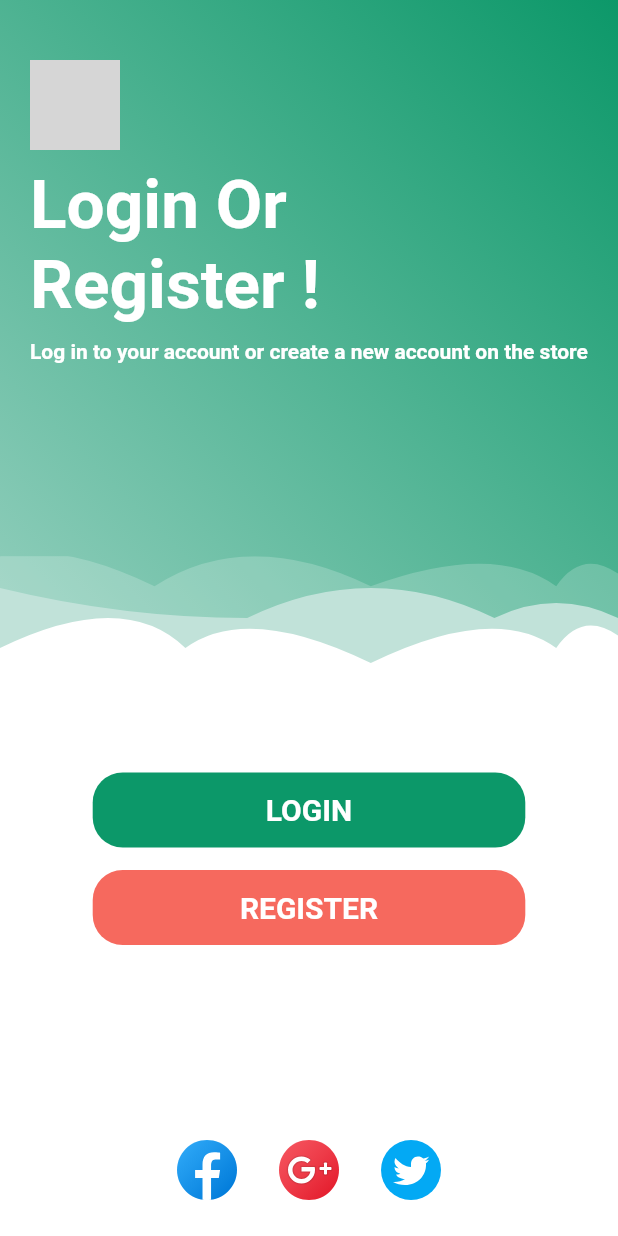
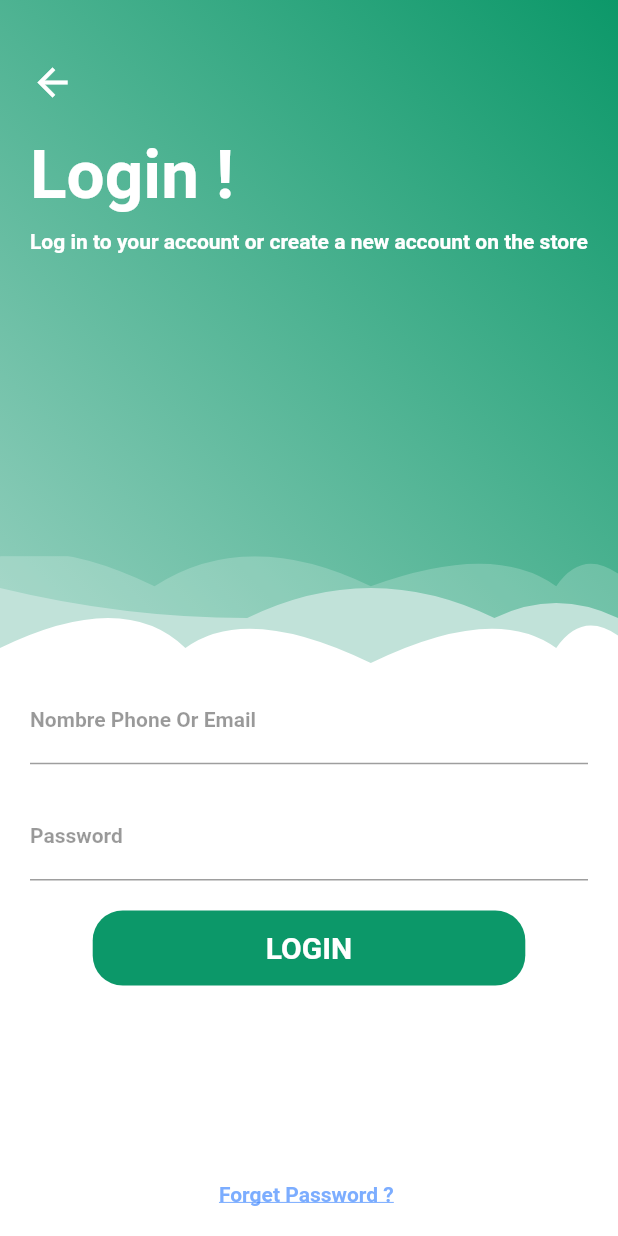
Before and after one commit to hemid32/e-commerce-phone-shope, a Flutter app: the LoginOrRegester screen opened directly, after a tap on "LOGIN", on a phone screen of 412 x 824 dp. Run offline on Flutter 3.47's test engine with Material 2 defaults, Android fonts, the phone set to English and light mode, and no system bars; our stand-ins replace bloc, cloud_firestore, firebase_auth, firebase_core, flutter_bloc, flutter_svg and 3 more; accounts and stored records are empty; generated files the repository leaves out were written again; grey boxes are pictures that could not be loaded.

Commit message:
add firebas

```diff
--- /dev/null
+++ b/lib/bloc/register/bloc.dart
@@ -0,0 +1,17 @@
+
+
+import 'package:flutter_bloc/flutter_bloc.dart';
+import 'package:phoneshop/bloc/register/event.dart';
+
+class BlocRegisterUser extends Bloc<EventRegister , dynamic >{
+  BlocRegisterUser() : super(null);
+
+  @override
+  Stream mapEventToState(EventRegister event)async*  {
+    // TODO: implement mapEventToState
+    EventsRegisters _userEvent = event ;
+    var  _result = await  _userEvent.rgisterUser() ;
+    yield  _result ;
+
+  }
+}
--- /dev/null
+++ b/lib/bloc/register/event.dart
@@ -0,0 +1,44 @@
+
+import 'package:firebase_auth/firebase_auth.dart';
+import 'package:flutter/cupertino.dart';
+import 'package:phoneshop/model/user/ServisecUser_Firebase.dart';
+import 'package:phoneshop/model/user/user.dart';
+
+class EventRegister {}
+
+class EventsRegisters extends EventRegister {
+
+
+  final UserLocalModel user ;
+  final bool allFormIsCompletedTrue ;
+
+  EventsRegisters({@required this.user, @required this.allFormIsCompletedTrue});
+
+  rgisterUser() async  {
+    if(allFormIsCompletedTrue){
+      UserFire _user = UserFire(
+          user: user
+      )  ;
+      bool isCreat  =  await   _user.creatDataUser() ;
+      if(isCreat == true ){
+        //print(' name user ===== ${ FirebaseAuth.instance.currentUser.displayName}') ;
+        print(' emaail user ===== ${ FirebaseAuth.instance.currentUser.email}') ;
+        print(' id user ===== ${ FirebaseAuth.instance.currentUser.uid}') ;
+        return true ;
+
+      }else {
+        print('eruuur no user created ')  ;
+        return 'eruuur no user created ' ;
+        //'eruuur no user created '
+      }
+    }else {
+      return 'pleas complete the Form' ;
+    }
+
+  }
+
+
+
+
+
+}
--- /dev/null
+++ b/lib/bloc/userManagze/formerRegister/termAndCondition/bloc.dart
@@ -0,0 +1,15 @@
+
+
+import 'package:flutter_bloc/flutter_bloc.dart';
+import 'package:phoneshop/bloc/userManagze/formerRegister/termAndCondition/event.dart';
+
+class BlocTermaAndConditionChek extends Bloc<EventTermAndCondition , bool >{
+  BlocTermaAndConditionChek() : super(false);
+
+  @override
+  Stream<bool> mapEventToState(EventTermAndCondition event) async* {
+    // TODO: implement mapEventToState
+    EventChekTermsItem _result = event ;
+    yield _result.value ;
+  }
+}
--- /dev/null
+++ b/lib/bloc/userManagze/formerRegister/termAndCondition/event.dart
@@ -0,0 +1,11 @@
+class EventTermAndCondition {}
+
+
+
+class EventChekTermsItem extends EventTermAndCondition{
+
+  final bool value ;
+
+  EventChekTermsItem(this.value);
+
+}
--- /dev/null
+++ b/lib/bloc/userManagze/screenLoginRegister/bloc.dart
@@ -0,0 +1,26 @@
+
+
+import 'package:flutter/cupertino.dart';
+import 'package:flutter_bloc/flutter_bloc.dart';
+import 'package:phoneshop/bloc/userManagze/screenLoginRegister/event.dart';
+import 'package:phoneshop/screens/loginorRegester/widget/log_in.dart';
+import 'package:phoneshop/screens/loginorRegester/widget/register.dart';
+import 'package:phoneshop/screens/loginorRegester/widget/register_form.dart';
+
+class BlocScreenLoginRegisterManage extends Bloc<EventScreenLoginRegisterManage , Widget>{
+  BlocScreenLoginRegisterManage() : super(RigesterOrLogin());
+
+  @override
+  Stream<Widget> mapEventToState(EventScreenLoginRegisterManage event)  async*{
+    // TODO: implement mapEventToState
+    if(event.runtimeType == EventScreenLogin ){
+      yield Login() ;
+    }else if(event.runtimeType == EventScreenRegister){
+      yield Register() ;
+    }else {
+      yield RigesterOrLogin() ;
+    }
+
+  }
+
+}
--- /dev/null
+++ b/lib/bloc/userManagze/screenLoginRegister/event.dart
@@ -0,0 +1,11 @@
+class EventScreenLoginRegisterManage {}
+
+
+
+class EventScreenLogin extends EventScreenLoginRegisterManage {
+
+
+
+}
+class EventScreenRegister extends EventScreenLoginRegisterManage {}
+class EventScreenRegisterOrLogin extends EventScreenLoginRegisterManage {}
--- a/lib/bloc/validatorTaxtField/bloc.dart
+++ b/lib/bloc/validatorTaxtField/bloc.dart
@@ -46,3 +46,18 @@ class ValidatorTexxtBlocPhoneEmail extends Bloc<EventsTextFeild, dynamic> {
     }
   }
 }
+
+
+class ValidatorTexxtBlocPassword  extends Bloc<EventsTextFeild, dynamic> {
+  /// {@macro counter_bloc}
+  ValidatorTexxtBlocPassword() : super(null);
+  @override
+  Stream<String> mapEventToState(EventsTextFeild event) async* {
+    //print(event.runtimeType) ;
+    if(event.runtimeType == TextFieldValidatorEventPassword ){
+      TextFieldValidatorEventPassword valid =event ;
+      //print(event) ;
+      yield valid.validator() ;
+    }
+  }
+}
--- a/lib/bloc/validatorTaxtField/event.dart
+++ b/lib/bloc/validatorTaxtField/event.dart
@@ -51,5 +51,18 @@ class TextFieldValidatorEventPhoneEmail extends EventsTextFeild {
       return null ;
   }
 
+}
+class TextFieldValidatorEventPassword extends EventsTextFeild {
+  final String valur ;
+  final String titleErurr ;
+  TextFieldValidatorEventPassword({this.valur , this.titleErurr});
+  validator(){
+    //print('length ==== ${this.valur.length}') ;
+    if( this.valur.length < 8  ){
+      return this.titleErurr ;
+    }
+    else
+      return null ;
+  }
 
 }
--- a/lib/main.dart
+++ b/lib/main.dart
@@ -1,4 +1,5 @@
 import 'package:bloc/bloc.dart';
+import 'package:firebase_auth/firebase_auth.dart';
 import 'package:firebase_core/firebase_core.dart';
 import 'package:flutter/material.dart';
 import 'package:hive/hive.dart';
@@ -19,6 +20,8 @@ void main() async   {
   await Hive.initFlutter();
   WidgetsFlutterBinding.ensureInitialized();
   await Firebase.initializeApp();
+
+  await FirebaseAuth.instance.signOut() ;
 
 
   Hive
--- a/lib/model/user/user.dart
+++ b/lib/model/user/user.dart
@@ -3,17 +3,37 @@
 class UserLocalModel {
 
   final String name ;
-  final String id ;
   final String email ;
   final String password ;
-  final int nombrePhon ;
+  final String nombrePhon ;
+  final String image ;
 
-  UserLocalModel({this.name, this.id, this.email, this.password, this.nombrePhon});
+  UserLocalModel({this.name, this.email, this.password, this.nombrePhon , this.image});
 
 
+  factory UserLocalModel.fromJson(Map<String , dynamic> json){
+    return  UserLocalModel(
+    name: json['name'] ,
+      email: json['email'] ,
+      password: json['password'] ,
+      nombrePhon: json['nombrePhon'] ,
+      image: json['image'] ,
+    ) ;
+  }
+
+  Map<String , dynamic> toMap(){
 
 
+    return {
+      'name' : name ,
+      'email' :  email ,
+      'password' : password ,
+      'nombrePhon' : nombrePhon ,
+      'image' : image ,
 
+    };
+
+  }
 
 
 }
--- a/lib/screens/loginorRegester/componants/body.dart
+++ b/lib/screens/loginorRegester/componants/body.dart
@@ -1,5 +1,7 @@
 import 'package:flutter/material.dart';
+import 'package:flutter_bloc/flutter_bloc.dart';
 import 'package:flutter_svg/flutter_svg.dart';
+import 'package:phoneshop/bloc/userManagze/screenLoginRegister/bloc.dart';
 import 'package:phoneshop/constant.dart';
 import 'package:phoneshop/screens/loginorRegester/componants/icon_sotial.dart';
 import 'package:phoneshop/screens/loginorRegester/widget/log_in.dart';
@@ -18,9 +20,13 @@ class Body extends StatelessWidget {
     return SingleChildScrollView(
       child: Column(
         children: [
-          RigesterOrLogin() ,
+          //RigesterOrLogin() ,
           //Login() ,
           //Register()
+          BlocBuilder<BlocScreenLoginRegisterManage ,  Widget>(
+              builder: (context ,  stats){
+            return stats ;
+          })
 
         ],
       ),
--- /dev/null
+++ b/lib/screens/loginorRegester/componants/header_login.dart
@@ -0,0 +1,46 @@
+import 'package:flutter/material.dart';
+import 'package:flutter_bloc/flutter_bloc.dart';
+import 'package:flutter_svg/flutter_svg.dart';
+import 'package:phoneshop/bloc/userManagze/screenLoginRegister/bloc.dart';
+import 'package:phoneshop/bloc/userManagze/screenLoginRegister/event.dart';
+
+class TextTileHeaderLogin extends StatelessWidget {
+  const TextTileHeaderLogin({
+    Key key, this.title, this.details,
+  }) : super(key: key);
+  final String title ;
+  final String details ;
+
+  @override
+  Widget build(BuildContext context) {
+    return Column(
+      children: [
+        GestureDetector(
+          onTap: ()=> BlocProvider.of<BlocScreenLoginRegisterManage>(context).add(EventScreenRegisterOrLogin()),
+          child: Container(
+            alignment: Alignment.topLeft,
+            margin: EdgeInsets.only(top: 40 , left: 20 , right:  20 ),
+            child: Icon(Icons.arrow_back , size: 30, color: Colors.white,),
+          ),
+        ),
+        Container(
+          alignment: Alignment.centerLeft,
+          margin: EdgeInsets.only(top: 20 , left: 20 , right:  20 ),
+          child: RichText(
+              text: TextSpan(
+                  text: '$title' ,
+                  style:  Theme.of(context).textTheme.headline3.copyWith(color: Colors.white,fontWeight: FontWeight.bold)
+              )),
+        ),
+        Container(
+          margin: EdgeInsets.only(top: 10 , left: 20 , right:  20 ),
+
+          child: RichText(text: TextSpan(
+              text: '$details' ,
+              style:  Theme.of(context).textTheme.button.copyWith(color: Colors.white,fontWeight: FontWeight.bold)
+          )),
+        )
+      ],
+    );
+  }
+}
--- a/lib/screens/loginorRegester/login_or_regester.dart
+++ b/lib/screens/loginorRegester/login_or_regester.dart
@@ -1,13 +1,60 @@
 
 import 'package:flutter/material.dart';
+import 'package:flutter_bloc/flutter_bloc.dart';
+import 'package:phoneshop/bloc/register/bloc.dart';
+import 'package:phoneshop/bloc/userManagze/formerRegister/termAndCondition/bloc.dart';
+import 'package:phoneshop/bloc/userManagze/screenLoginRegister/bloc.dart';
+import 'package:phoneshop/bloc/validatorTaxtField/bloc.dart';
+import 'package:phoneshop/constant.dart';
+import 'package:toast/toast.dart';
 
 import 'componants/body.dart';
 
 class LoginOrRegester extends StatelessWidget {
   @override
   Widget build(BuildContext context) {
-    return Scaffold(
-      body: Body(),
+    return MultiBlocProvider(
+      providers: [
+        BlocProvider<BlocScreenLoginRegisterManage>(
+          create: (BuildContext context) => BlocScreenLoginRegisterManage(),
+        ),
+        BlocProvider<ValidatorTexxtBlocString>(
+          create: (BuildContext context) => ValidatorTexxtBlocString(),
+        ),
+        BlocProvider<ValidatorTexxtBlocPhoneNombre>(
+          create: (BuildContext context) => ValidatorTexxtBlocPhoneNombre(),
+        ),
+        BlocProvider<ValidatorTexxtBlocPhoneEmail>(
+          create: (BuildContext context) => ValidatorTexxtBlocPhoneEmail(),
+        ),
+        BlocProvider<ValidatorTexxtBlocPassword>(
+          create: (BuildContext context) => ValidatorTexxtBlocPassword(),
+        ),
+        BlocProvider<BlocTermaAndConditionChek>(
+          create: (BuildContext context) => BlocTermaAndConditionChek(),
+        ),
+        BlocProvider<BlocRegisterUser>(
+          create: (BuildContext context) => BlocRegisterUser(),
+        ),
+
+      ],
+      child: BlocListener<BlocRegisterUser, dynamic>(
+        listener: (context, state)    {
+          // do stuff here based on BlocA's state
+            //print('states === $state')  ;
+            Toast.show( state.toString(),
+              context,
+              duration: Toast.LENGTH_LONG,
+              gravity:  Toast.TOP ,
+              backgroundColor:  kPrimaryColor ,
+              border: Border.all(color: Colors.white) ,
+            );
+
+        },
+        child: Scaffold(
+          body: Body(),
+        ),
+      ),
     );
 
   }
--- a/lib/screens/loginorRegester/widget/log_in.dart
+++ b/lib/screens/loginorRegester/widget/log_in.dart
@@ -2,6 +2,7 @@ import 'package:flutter/material.dart';
 import 'package:phoneshop/constant.dart';
 import 'package:phoneshop/screens/loginorRegester/componants/button_costom_login.dart';
 import 'package:phoneshop/screens/loginorRegester/componants/costom_path.dart';
+import 'package:phoneshop/screens/loginorRegester/componants/header_login.dart';
 import 'package:phoneshop/screens/loginorRegester/componants/logo_text_header.dart';
 import 'package:phoneshop/screens/screen_pay/componants/field_text.dart';
 
@@ -38,8 +39,7 @@ class Login extends StatelessWidget {
                   ),
                 ),
 
-                child: TextTileHeader(
-                  logo: 'assets/icons/icons8-samsung.svg',
+                child: TextTileHeaderLogin(
                   title: 'Login !',
                   details: 'Log in to your account or create a new account on the store ',
                 ),
--- a/pubspec.yaml
+++ b/pubspec.yaml
@@ -39,6 +39,7 @@ dependencies:
   toast: ^0.1.5
   firebase_core:
   firebase_auth: ^1.3.0
+  cloud_firestore:
 
 
 
```
Also changed, not shown: lib/model/user/ServisecUser_Firebase.dart (+46 -12 lines), lib/screens/loginorRegester/componants/button_register.dart (added, +46 -0 lines), lib/screens/loginorRegester/componants/icon_sotial.dart (+5 -2 lines), lib/screens/loginorRegester/widget/register_form.dart (+105 -39 lines), pubspec.lock, 1 other file.
